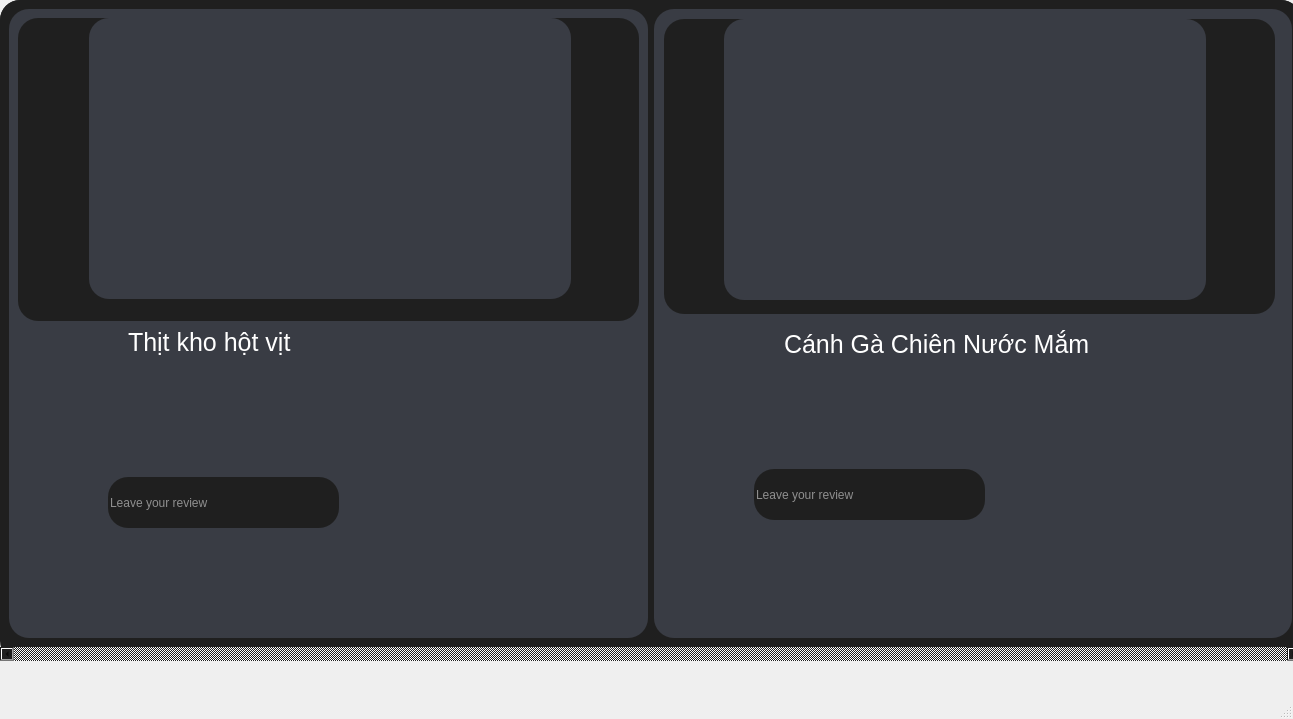
Before: the Qt Designer form ui/sortingpage.ui in TranThaiHungXiKe/pti, drawn with Qt 5.
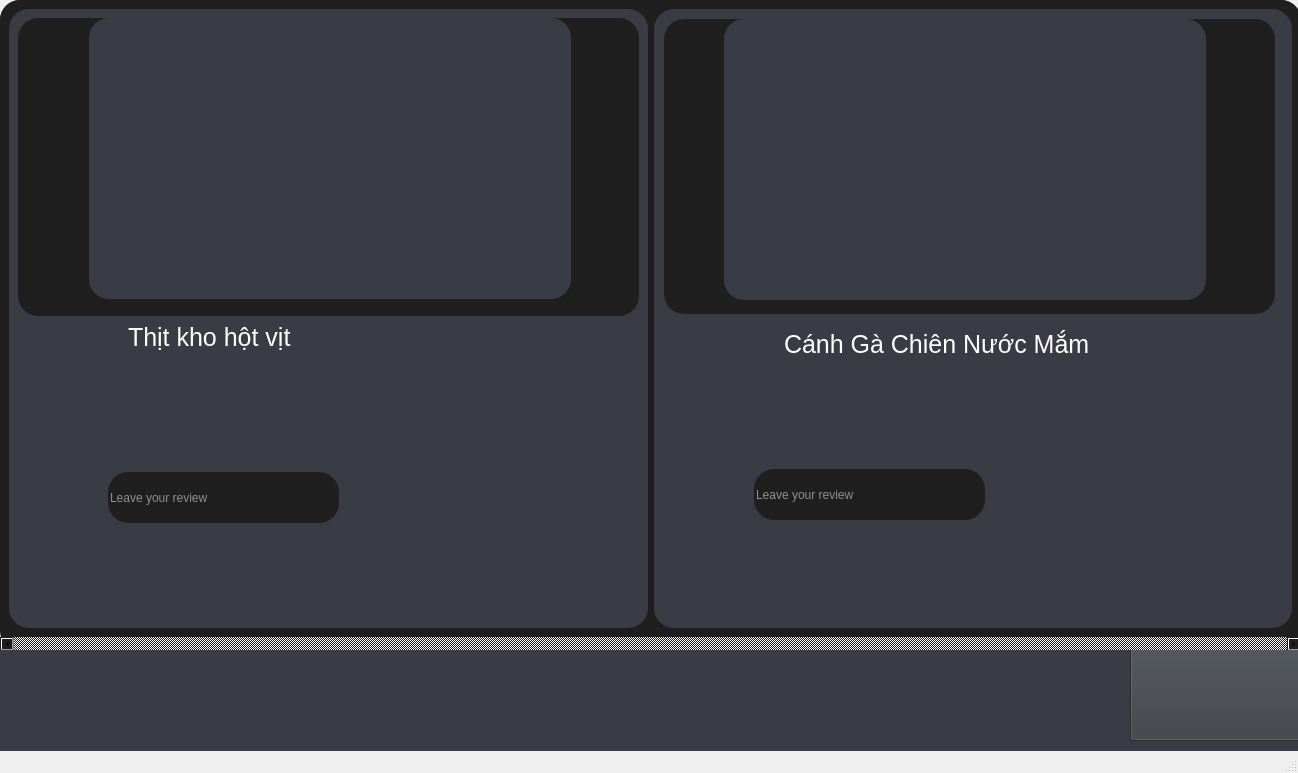
After: the same form once the commit is applied. Icons and pictures are not drawn.

The edit to the form file:
```diff
--- a/ui/sortingpage.ui
+++ b/ui/sortingpage.ui
@@ -6,8 +6,8 @@
    <rect>
     <x>0</x>
     <y>0</y>
-    <width>1293</width>
-    <height>719</height>
+    <width>1298</width>
+    <height>773</height>
    </rect>
   </property>
   <property name="windowTitle">
@@ -20,7 +20,7 @@
       <x>0</x>
       <y>0</y>
       <width>1301</width>
-      <height>661</height>
+      <height>651</height>
      </rect>
     </property>
     <property name="minimumSize">
@@ -47,7 +47,7 @@
        <x>0</x>
        <y>0</y>
        <width>1301</width>
-       <height>640</height>
+       <height>630</height>
       </rect>
      </property>
      <layout class="QHBoxLayout" name="horizontalLayout_2">
@@ -675,6 +675,42 @@
      </layout>
     </widget>
    </widget>
+   <widget class="QWidget" name="widget_6" native="true">
+    <property name="geometry">
+     <rect>
+      <x>-10</x>
+      <y>650</y>
+      <width>1311</width>
+      <height>101</height>
+     </rect>
+    </property>
+    <property name="styleSheet">
+     <string notr="true">background-color: rgb(57, 60, 68)</string>
+    </property>
+    <widget class="QPushButton" name="pushButton_back">
+     <property name="geometry">
+      <rect>
+       <x>1140</x>
+       <y>-10</y>
+       <width>171</width>
+       <height>101</height>
+      </rect>
+     </property>
+     <property name="text">
+      <string/>
+     </property>
+     <property name="icon">
+      <iconset>
+       <normaloff>D:/download/back-button.png</normaloff>D:/download/back-button.png</iconset>
+     </property>
+     <property name="iconSize">
+      <size>
+       <width>100</width>
+       <height>50</height>
+      </size>
+     </property>
+    </widget>
+   </widget>
   </widget>
   <widget class="QMenuBar" name="menubar">
    <property name="geometry">
```
Left out of the diff: 2 changed lines with no effect on the pictures.
